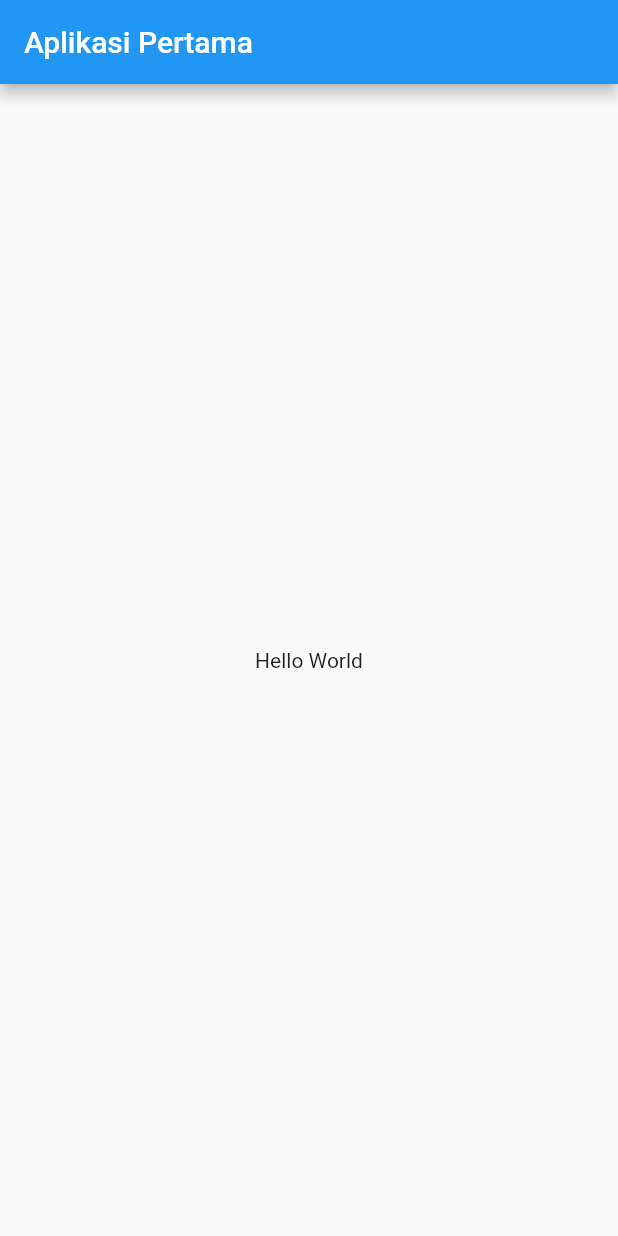
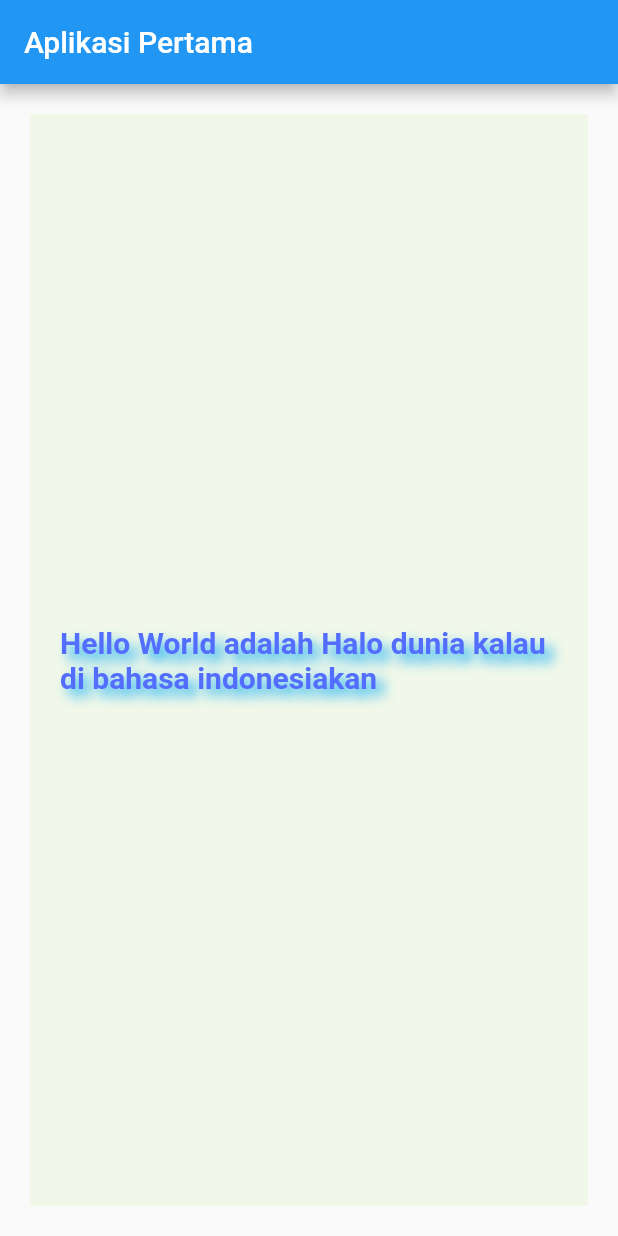
Before and after one commit to sinau-flutter/first_app, a Flutter app: the screen it shows after launch, on a phone screen of 412 x 824 dp. Run offline on Flutter 3.47's test engine with Material 2 defaults, Android fonts, the phone set to English and light mode, and no system bars.

Commit message:
Learning using Text Widget

```diff
--- a/lib/main.dart
+++ b/lib/main.dart
@@ -6,11 +6,31 @@ class MyApp extends StatelessWidget {
   @override
   Widget build(BuildContext context) {
     return MaterialApp(
+      debugShowCheckedModeBanner: true,
       home: Scaffold(
         appBar: AppBar(
           title: Text('Aplikasi Pertama'),
         ),
-        body: Center(child: Text('Hello World')),
+        body: Container(
+            color: Colors.lightGreen[50],
+            margin: EdgeInsets.all(20.0),
+            padding: EdgeInsets.all(20.0),
+            child: Center(
+                child: Text(
+              'Hello World adalah Halo dunia kalau di bahasa indonesiakan',
+              overflow: TextOverflow.ellipsis,
+              maxLines: 2,
+              style: TextStyle(
+                  fontSize: 20,
+                  fontWeight: FontWeight.bold,
+                  color: Colors.indigoAccent,
+                  shadows: [
+                    Shadow(
+                        blurRadius: 10.0,
+                        color: Colors.lightBlue,
+                        offset: Offset(5.0, 5.0))
+                  ]),
+            ))),
       ),
     );
   }
```
